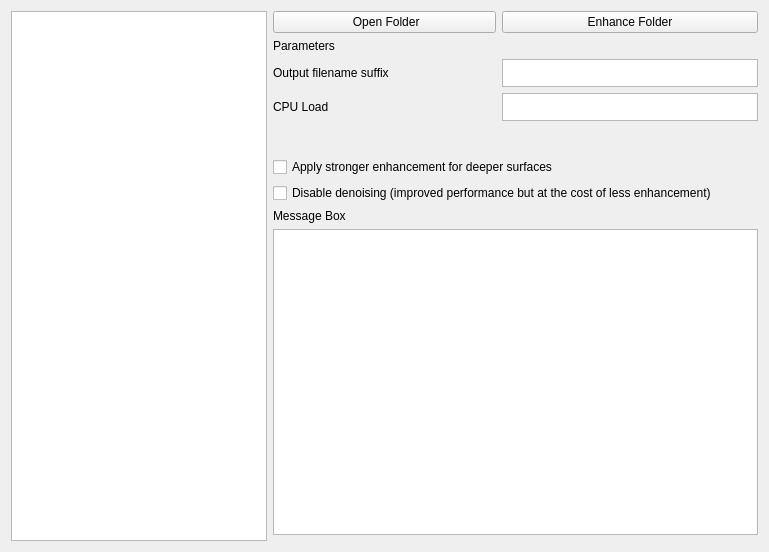
Before: the Qt Designer form src/resources/enhance.ui in open-AIMS/reefscan_desktop_data_manager, drawn with Qt 5.
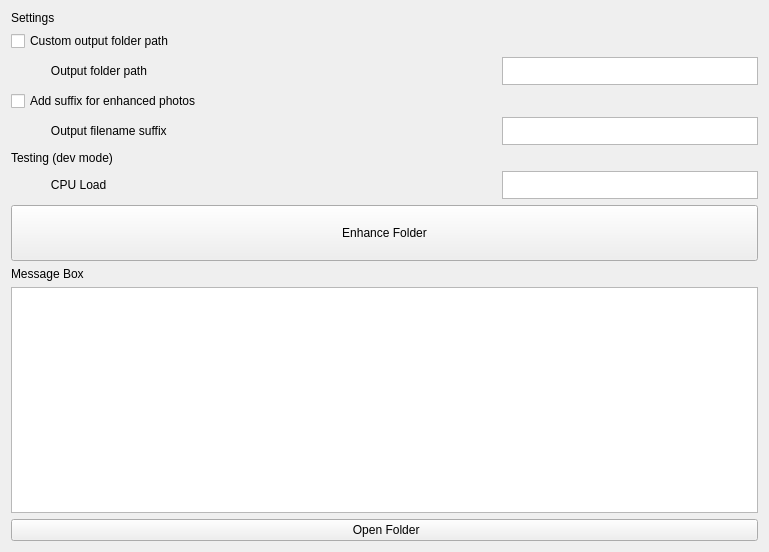
After: the same form once the commit is applied.

What changed in the file:
```diff
--- a/src/resources/enhance.ui
+++ b/src/resources/enhance.ui
@@ -20,104 +20,142 @@
    <string>Form</string>
   </property>
   <layout class="QGridLayout" name="gridLayout">
-   <item row="12" column="1" colspan="2">
+   <item row="6" column="0">
+    <widget class="QLabel" name="label_5">
+     <property name="text">
+      <string>            Output folder path</string>
+     </property>
+    </widget>
+   </item>
+   <item row="6" column="1">
+    <widget class="QPlainTextEdit" name="textEditOutputFolder">
+     <property name="sizePolicy">
+      <sizepolicy hsizetype="Fixed" vsizetype="Fixed">
+       <horstretch>0</horstretch>
+       <verstretch>0</verstretch>
+      </sizepolicy>
+     </property>
+     <property name="maximumSize">
+      <size>
+       <width>16777215</width>
+       <height>28</height>
+      </size>
+     </property>
+    </widget>
+   </item>
+   <item row="9" column="1">
+    <widget class="QPlainTextEdit" name="textEditSuffix">
+     <property name="sizePolicy">
+      <sizepolicy hsizetype="Fixed" vsizetype="Fixed">
+       <horstretch>0</horstretch>
+       <verstretch>0</verstretch>
+      </sizepolicy>
+     </property>
+     <property name="maximumSize">
+      <size>
+       <width>16777215</width>
+       <height>28</height>
+      </size>
+     </property>
+    </widget>
+   </item>
+   <item row="17" column="0" colspan="2">
     <widget class="QTextBrowser" name="textBrowser"/>
    </item>
-   <item row="0" column="1">
-    <widget class="QPushButton" name="btnEnhanceOpenFolder">
-     <property name="text">
-      <string> Open Folder</string>
-     </property>
-    </widget>
-   </item>
-   <item row="0" column="0" rowspan="14">
-    <widget class="QTableView" name="tableView">
-     <property name="sizePolicy">
-      <sizepolicy hsizetype="Preferred" vsizetype="Preferred">
-       <horstretch>0</horstretch>
-       <verstretch>0</verstretch>
-      </sizepolicy>
-     </property>
-    </widget>
-   </item>
-   <item row="1" column="1">
-    <widget class="QLabel" name="label">
-     <property name="text">
-      <string>Parameters</string>
-     </property>
-    </widget>
-   </item>
-   <item row="10" column="1" colspan="2">
-    <widget class="QCheckBox" name="checkboxDisableDenoise">
-     <property name="text">
-      <string>Disable denoising (improved performance but at the cost of less enhancement)</string>
-     </property>
-    </widget>
-   </item>
-   <item row="2" column="1">
-    <widget class="QLabel" name="label_2">
-     <property name="text">
-      <string>Output filename suffix</string>
-     </property>
-    </widget>
-   </item>
-   <item row="9" column="1" colspan="2">
-    <widget class="QCheckBox" name="checkboxStrongerEnhancement">
-     <property name="text">
-      <string>Apply stronger enhancement for deeper surfaces</string>
-     </property>
-    </widget>
-   </item>
    <item row="11" column="1">
+    <widget class="QTextEdit" name="textEditCPULoad">
+     <property name="sizePolicy">
+      <sizepolicy hsizetype="Fixed" vsizetype="Fixed">
+       <horstretch>0</horstretch>
+       <verstretch>0</verstretch>
+      </sizepolicy>
+     </property>
+     <property name="maximumSize">
+      <size>
+       <width>16777215</width>
+       <height>28</height>
+      </size>
+     </property>
+    </widget>
+   </item>
+   <item row="9" column="0">
+    <widget class="QLabel" name="label_2">
+     <property name="text">
+      <string>            Output filename suffix</string>
+     </property>
+    </widget>
+   </item>
+   <item row="14" column="0" colspan="2">
+    <widget class="QPushButton" name="btnEnhanceFolder">
+     <property name="sizePolicy">
+      <sizepolicy hsizetype="Minimum" vsizetype="Minimum">
+       <horstretch>0</horstretch>
+       <verstretch>0</verstretch>
+      </sizepolicy>
+     </property>
+     <property name="minimumSize">
+      <size>
+       <width>0</width>
+       <height>56</height>
+      </size>
+     </property>
+     <property name="text">
+      <string>Enhance Folder</string>
+     </property>
+    </widget>
+   </item>
+   <item row="16" column="0">
     <widget class="QLabel" name="label_3">
      <property name="text">
       <string>Message Box</string>
      </property>
     </widget>
    </item>
-   <item row="3" column="1">
+   <item row="11" column="0">
     <widget class="QLabel" name="label_4">
      <property name="text">
-      <string>CPU Load</string>
+      <string>            CPU Load</string>
      </property>
     </widget>
    </item>
-   <item row="2" column="2">
-    <widget class="QPlainTextEdit" name="textEditSuffix">
-     <property name="sizePolicy">
-      <sizepolicy hsizetype="Fixed" vsizetype="Fixed">
-       <horstretch>0</horstretch>
-       <verstretch>0</verstretch>
-      </sizepolicy>
+   <item row="10" column="0">
+    <widget class="QLabel" name="label_6">
+     <property name="text">
+      <string>Testing (dev mode)</string>
      </property>
-     <property name="maximumSize">
-      <size>
-       <width>16777215</width>
-       <height>28</height>
-      </size>
+    </widget>
+   </item>
+   <item row="4" column="0">
+    <widget class="QLabel" name="label">
+     <property name="text">
+      <string>Settings</string>
      </property>
     </widget>
    </item>
-   <item row="0" column="2">
-    <widget class="QPushButton" name="btnEnhanceFolder">
+   <item row="5" column="0">
+    <widget class="QCheckBox" name="checkBoxOutputFolder">
      <property name="text">
-      <string>Enhance Folder</string>
+      <string>Custom output folder path</string>
      </property>
     </widget>
    </item>
-   <item row="3" column="2">
-    <widget class="QTextEdit" name="textEditCPULoad">
+   <item row="8" column="0">
+    <widget class="QCheckBox" name="checkBoxSuffix">
+     <property name="text">
+      <string>Add suffix for enhanced photos</string>
+     </property>
+    </widget>
+   </item>
+   <item row="18" column="0" colspan="2">
+    <widget class="QPushButton" name="btnEnhanceOpenFolder">
      <property name="sizePolicy">
-      <sizepolicy hsizetype="Fixed" vsizetype="Fixed">
+      <sizepolicy hsizetype="Minimum" vsizetype="Minimum">
        <horstretch>0</horstretch>
        <verstretch>0</verstretch>
       </sizepolicy>
      </property>
-     <property name="maximumSize">
-      <size>
-       <width>16777215</width>
-       <height>28</height>
-      </size>
+     <property name="text">
+      <string> Open Folder</string>
      </property>
     </widget>
    </item>
```
